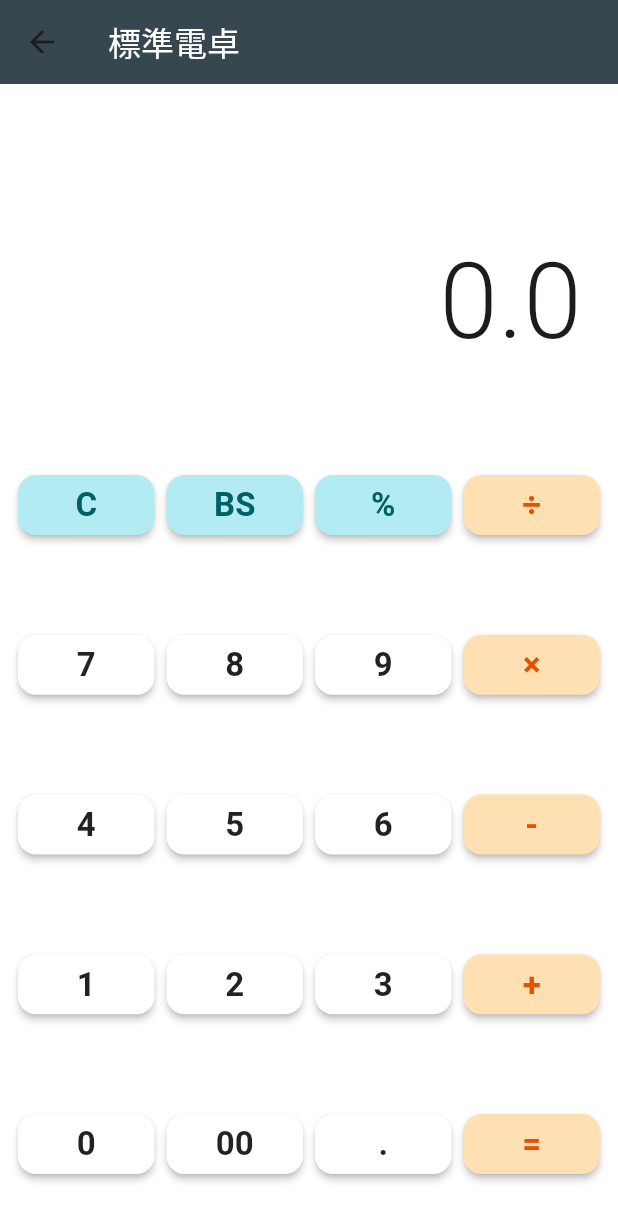
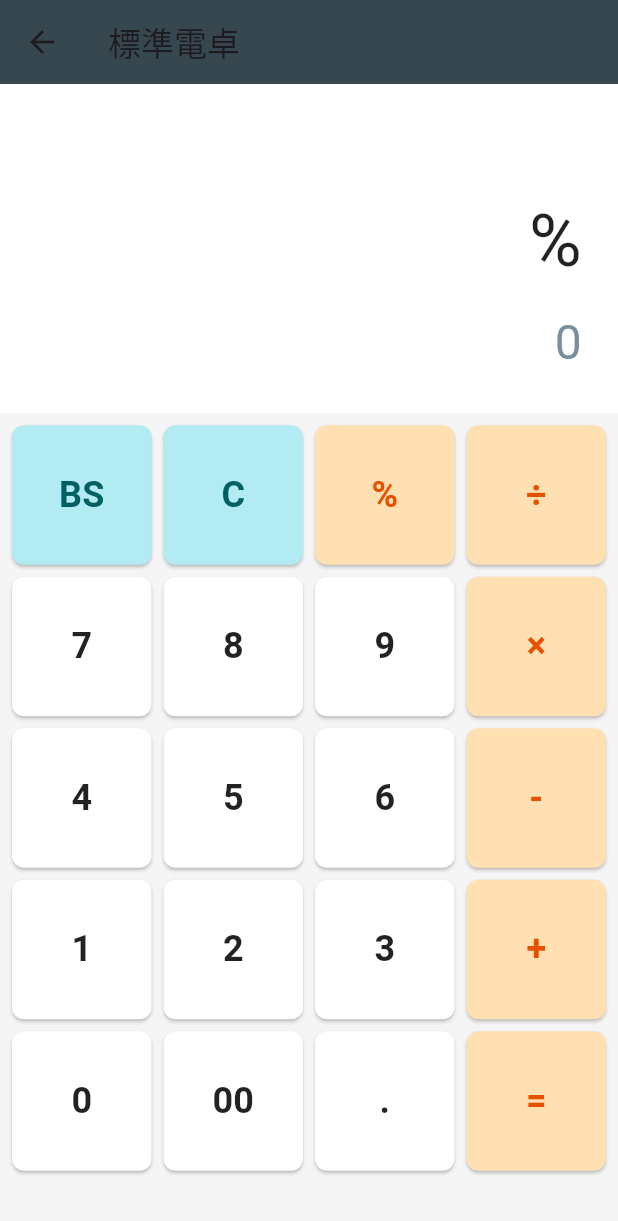
Before and after one commit to k-kei1412/Air-Conditioner, a Flutter app: the SimpleCalcPage screen opened directly, after a tap on an icon or button, on a phone screen of 412 x 824 dp. Shown: the top 1221 px of the screen. Run offline on Flutter 3.47's test engine with Material 3 defaults, Android fonts, the phone set to English and light mode, and no system bars; our stand-ins replace shared_preferences; accounts and stored records are empty.

Commit message:
Update main.dart

```diff
--- a/lib/main.dart
+++ b/lib/main.dart
@@ -22,8 +22,8 @@ class MainNavigationPage extends StatefulWidget {
 class _MainNavigationPageState extends State<MainNavigationPage> {
   int _screenIndex = 0;
   final List<Widget> _screens = [
-    const NojimaThreeCalcPage(), // 画面1: エアコン見積
-    const SimpleCalcPage(),      // 画面2: 標準電卓
+    const NojimaThreeCalcPage(),
+    const SimpleCalcPage(),
   ];
 
   @override
@@ -34,7 +34,6 @@ class _MainNavigationPageState extends State<MainNavigationPage> {
         currentIndex: _screenIndex,
         onTap: (index) => setState(() => _screenIndex = index),
         selectedItemColor: Colors.blue[800],
-        unselectedItemColor: Colors.grey,
         items: const [
           BottomNavigationBarItem(icon: Icon(Icons.calculate), label: '見積モード'),
           BottomNavigationBarItem(icon: Icon(Icons.apps), label: '標準電卓'),
@@ -143,7 +142,7 @@ class _NojimaThreeCalcPageState extends State<NojimaThreeCalcPage> {
     return Scaffold(
       backgroundColor: Colors.white,
       appBar: AppBar(
-        title: const Text('AirSave', style: TextStyle(color: Colors.white, fontWeight: FontWeight.bold)),
+        title: const Text('AirSave - 見積モード', style: TextStyle(color: Colors.white, fontWeight: FontWeight.bold)),
         backgroundColor: Colors.blue[600],
       ),
       body: Row(children: [
@@ -181,9 +180,7 @@ class _NojimaThreeCalcPageState extends State<NojimaThreeCalcPage> {
     List<String> keys = ["7", "8", "9", "4", "5", "6", "1", "2", "3", "±", "0", "00", "BS", "C"];
     return Wrap(alignment: WrapAlignment.center, children: keys.map((k) => SizedBox(
       width: 80, height: 50,
-      child: Card(elevation: 2,
-        // 見積モードのクリア系も寒色（水色系）に変更
-        color: (k == "C" || k == "BS") ? Colors.cyan[50] : (k == "±" ? Colors.blue[50] : Colors.white),
+      child: Card(elevation: 2, color: (k == "C" || k == "BS") ? Colors.cyan[50] : (k == "±" ? Colors.blue[50] : Colors.white),
         child: InkWell(onTap: () => _handleKey(k), child: Center(child: Text(k, style: TextStyle(fontSize: 18, fontWeight: FontWeight.bold, color: (k == "C" || k == "BS") ? Colors.cyan[800] : Colors.black87))))),
     )).toList());
   }
@@ -219,7 +216,7 @@ class _NojimaThreeCalcPageState extends State<NojimaThreeCalcPage> {
 }
 
 // ---------------------------------------------------------
-// 画面2: シンプル標準電卓 (裏面用)
+// 画面2: シンプル標準電卓 (リアルタイム計算版)
 // ---------------------------------------------------------
 class SimpleCalcPage extends StatefulWidget {
   const SimpleCalcPage({super.key});
@@ -228,47 +225,109 @@ class SimpleCalcPage extends StatefulWidget {
 }
 
 class _SimpleCalcPageState extends State<SimpleCalcPage> {
-  String _output = "0";
-  double _num1 = 0;
-  String _operand = "";
-  bool _isNew = true;
+  String _expression = ""; // 計算式
+  String _result = "0";    // リアルタイムの答え
+  final formatter = NumberFormat("#,###");
 
   void _btnPressed(String val) {
     setState(() {
-      if (val == "C") { _output = "0"; _num1 = 0; _operand = ""; _isNew = true; }
-      else if (val == "BS") {
-        if (_output.length > 1) { _output = _output.substring(0, _output.length - 1); } else { _output = "0"; _isNew = true; }
+      if (val == "C") {
+        _expression = "";
+        _result = "0";
+      } else if (val == "BS") {
+        if (_expression.isNotEmpty) {
+          _expression = _expression.substring(0, _expression.length - 1);
+        }
+      } else if (val == "=") {
+        if (_result != "エラー") {
+          _expression = _result.replaceAll(",", "");
+        }
+      } else {
+        // 連続して演算子が打たれないように制御
+        if (_isOperator(val) && _expression.isNotEmpty && _isOperator(_expression[_expression.length - 1])) {
+          _expression = _expression.substring(0, _expression.length - 1) + val;
+        } else {
+          _expression += val;
+        }
       }
-      else if (val == "%") {
-        double current = double.tryParse(_output) ?? 0;
-        _output = (current / 100).toString();
+      _calculateRealTime();
+    });
+  }
+
+  bool _isOperator(String char) => ["+", "-", "×", "÷", "%"].contains(char);
+
+  void _calculateRealTime() {
+    if (_expression.isEmpty) {
+      _result = "0";
+      return;
+    }
+    try {
+      // 内部計算用に数式を置換
+      String evalStr = _expression.replaceAll('×', '*').replaceAll('÷', '/');
+
+      // % の簡易処理 (数字% を 数字/100 に)
+      evalStr = evalStr.replaceAllMapped(RegExp(r'(\d+)%'), (match) => "(${match.group(1)}/100)");
+
+      // 簡易的な解析（複雑な数式ならパッケージが必要ですが、四則演算ならこれで対応）
+      double calcResult = _evaluateExp(evalStr);
+
+      if (calcResult.isInfinite || calcResult.isNaN) {
+        _result = "エラー";
+      } else {
+        // 小数点以下の処理
+        if (calcResult == calcResult.toInt()) {
+          _result = formatter.format(calcResult.toInt());
+        } else {
+          _result = calcResult.toStringAsFixed(2);
+        }
       }
-      else if (val == "+" || val == "-" || val == "×" || val == "÷") {
-        _num1 = double.tryParse(_output) ?? 0;
-        _operand = val;
-        _isNew = true;
+    } catch (e) {
+      _result = "..."; // 入力途中
+    }
+  }
+
+  // 四則演算の簡易エバリュエータ
+  double _evaluateExp(String exp) {
+    // 末尾が演算子なら無視して計算
+    String cleanExp = exp;
+    if (_isOperator(exp[exp.length - 1].replaceAll('*','×').replaceAll('/','÷'))) {
+      cleanExp = exp.substring(0, exp.length - 1);
+    }
+
+    // JSのevalのような機能がDart標準にないため、簡易的な計算ロジック
+    // ※より複雑な計算が必要な場合は 'expressions' パッケージの使用を推奨
+    List<String> parts = _tokenize(cleanExp);
+    if (parts.isEmpty) return 0;
+
+    // 乗除を先に計算
+    for (int i = 0; i < parts.length; i++) {
+      if (parts[i] == "*" || parts[i] == "/") {
+        double left = double.parse(parts[i-1]);
+        double right = double.parse(parts[i+1]);
+        double res = (parts[i] == "*") ? left * right : left / right;
+        parts.replaceRange(i-1, i+2, [res.toString()]);
+        i--;
       }
-      else if (val == "=") {
-        double num2 = double.tryParse(_output) ?? 0;
-        double result = 0;
-        if (_operand == "+") result = _num1 + num2;
-        if (_operand == "-") result = _num1 - num2;
-        if (_operand == "×") result = _num1 * num2;
-        if (_operand == "÷") result = (num2 != 0) ? _num1 / num2 : 0;
-        _output = result.toString();
-        if (_output.endsWith(".0")) _output = _output.substring(0, _output.length - 2);
-        _operand = ""; _isNew = true;
-      }
-      else {
-        if (_isNew || _output == "0") { _output = val; _isNew = false; } else { _output += val; }
-      }
-    });
+    }
+    // 加減を計算
+    double total = double.parse(parts[0]);
+    for (int i = 1; i < parts.length; i += 2) {
+      double next = double.parse(parts[i+1]);
+      if (parts[i] == "+") total += next;
+      if (parts[i] == "-") total -= next;
+    }
+    return total;
+  }
+
+  List<String> _tokenize(String exp) {
+    RegExp reg = RegExp(r'(\d+\.?\d*)|([\+\-\*/])');
+    return reg.allMatches(exp).map((m) => m.group(0)!).toList();
   }
 
   @override
   Widget build(BuildContext context) {
     List<List<String>> grid = [
-      ["C", "BS", "%", "÷"],
+      ["BS", "C", "%", "÷"],
       ["7", "8", "9", "×"],
       ["4", "5", "6", "-"],
       ["1", "2", "3", "+"],
@@ -277,31 +336,69 @@ class _SimpleCalcPageState extends State<SimpleCalcPage> {
 
     return Scaffold(
       backgroundColor: Colors.white,
-      appBar: AppBar(title: const Text("標準電卓", style: TextStyle(color: Colors.white)), backgroundColor: Colors.blueGrey[800], elevation: 0),
+      appBar: AppBar(title: const Text("標準電卓"), backgroundColor: Colors.blueGrey[800]),
       body: Column(
         children: [
-          Expanded(flex: 2, child: Container(alignment: Alignment.bottomRight, padding: const EdgeInsets.all(24), child: Text(_output, style: const TextStyle(fontSize: 70, fontWeight: FontWeight.w300)))),
-          Expanded(flex: 5, child: Container(padding: const EdgeInsets.all(8), child: Column(children: grid.map((row) => Expanded(child: Row(children: row.map((char) => Expanded(child: Padding(padding: const EdgeInsets.all(4), child: _buildCalcButton(char)))).toList()))).toList()))),
+          // 表示エリア（写真のような構成）
+          Expanded(
+            flex: 2,
+            child: Container(
+              width: double.infinity,
+              padding: const EdgeInsets.all(24),
+              child: Column(
+                mainAxisAlignment: MainAxisAlignment.end,
+                crossAxisAlignment: CrossAxisAlignment.end,
+                children: [
+                  Text(_expression, style: const TextStyle(fontSize: 48, color: Colors.black87)),
+                  const SizedBox(height: 10),
+                  Text(_result, style: TextStyle(fontSize: 32, color: Colors.blueGrey[400])),
+                ],
+              ),
+            ),
+          ),
+          // ボタンエリア（正方形のグリッド）
+          Expanded(
+            flex: 5,
+            child: Container(
+              padding: const EdgeInsets.all(4),
+              color: Colors.grey[100],
+              child: GridView.builder(
+                physics: const NeverScrollableScrollPhysics(),
+                gridDelegate: const SliverGridDelegateWithFixedCrossAxisCount(
+                  crossAxisCount: 4,
+                  childAspectRatio: 1.0, // ここで正方形に固定
+                ),
+                itemCount: 20,
+                itemBuilder: (context, index) {
+                  int r = index ~/ 4;
+                  int c = index % 4;
+                  String label = grid[r][c];
+                  return _buildSquareButton(label);
+                },
+              ),
+            ),
+          ),
         ],
       ),
     );
   }
 
-  Widget _buildCalcButton(String label) {
-    bool isOperator = ["÷", "×", "-", "+", "="].contains(label);
-    // クリア系（C, BS, %）を寒色系に設定
-    bool isClearAction = ["C", "BS", "%"].contains(label);
+  Widget _buildSquareButton(String label) {
+    bool isOp = _isOperator(label) || label == "=";
+    bool isAction = ["C", "BS"].contains(label);
 
-    return ElevatedButton(
-      onPressed: () => _btnPressed(label),
-      style: ElevatedButton.styleFrom(
-        // クリア系は水色・青系、演算子は薄オレンジ、その他は白
-        backgroundColor: isClearAction ? Colors.cyan[100] : (isOperator ? Colors.orange[100] : Colors.white),
-        foregroundColor: isClearAction ? Colors.cyan[900] : (isOperator ? Colors.orange[900] : Colors.black87),
-        elevation: 2,
-        shape: RoundedRectangleBorder(borderRadius: BorderRadius.circular(12)),
+    return Padding(
+      padding: const EdgeInsets.all(4),
+      child: ElevatedButton(
+        onPressed: () => _btnPressed(label),
+        style: ElevatedButton.styleFrom(
+          backgroundColor: isAction ? Colors.cyan[100] : (isOp ? Colors.orange[100] : Colors.white),
+          foregroundColor: isAction ? Colors.cyan[900] : (isOp ? Colors.orange[900] : Colors.black87),
+          shape: RoundedRectangleBorder(borderRadius: BorderRadius.circular(8)),
+          elevation: 1,
+        ),
+        child: Text(label, style: const TextStyle(fontSize: 24, fontWeight: FontWeight.bold)),
       ),
-      child: Text(label, style: const TextStyle(fontSize: 22, fontWeight: FontWeight.bold)),
     );
   }
 }
```
